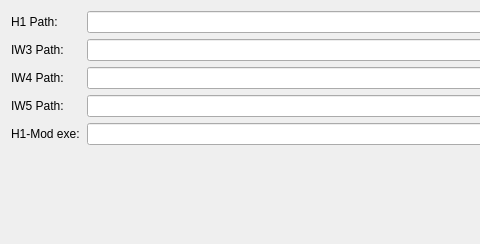
Old version of the form H1ModTools/SettingsDialog.ui in the repository Joelrau/H1ModTools; both pictures show x 0 to 480 and y 0 to 244 of the 720 by 244 pixel window.
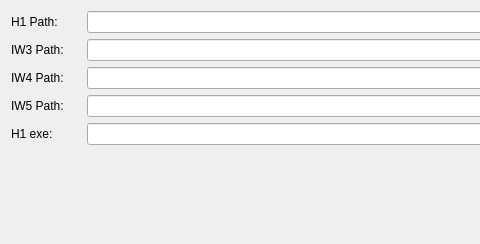
New version of the form.

Commit message:
Update H1 exe label and tooltip in settings dialog
Changed the label and tooltip from 'H1-Mod exe' to 'H1 exe' and updated the tooltip text to reflect the new naming for clarity.

Patch:
```diff
--- a/H1ModTools/SettingsDialog.ui
+++ b/H1ModTools/SettingsDialog.ui
@@ -179,7 +179,7 @@
         </size>
        </property>
        <property name="text">
-        <string>H1-Mod exe:</string>
+        <string>H1 exe:</string>
        </property>
       </widget>
      </item>
```
Left out of the diff: 2 changed lines with no effect on the pictures.
